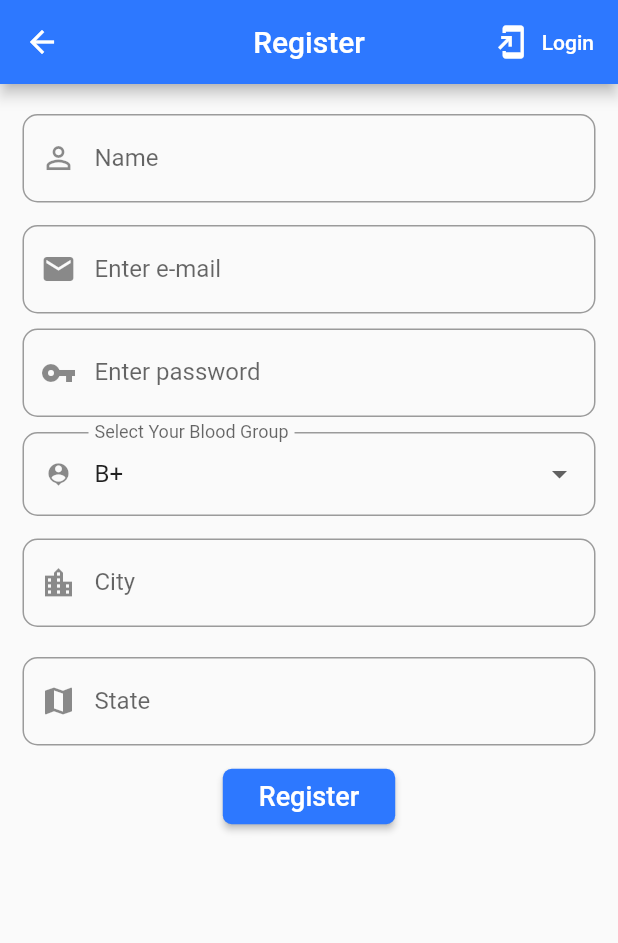
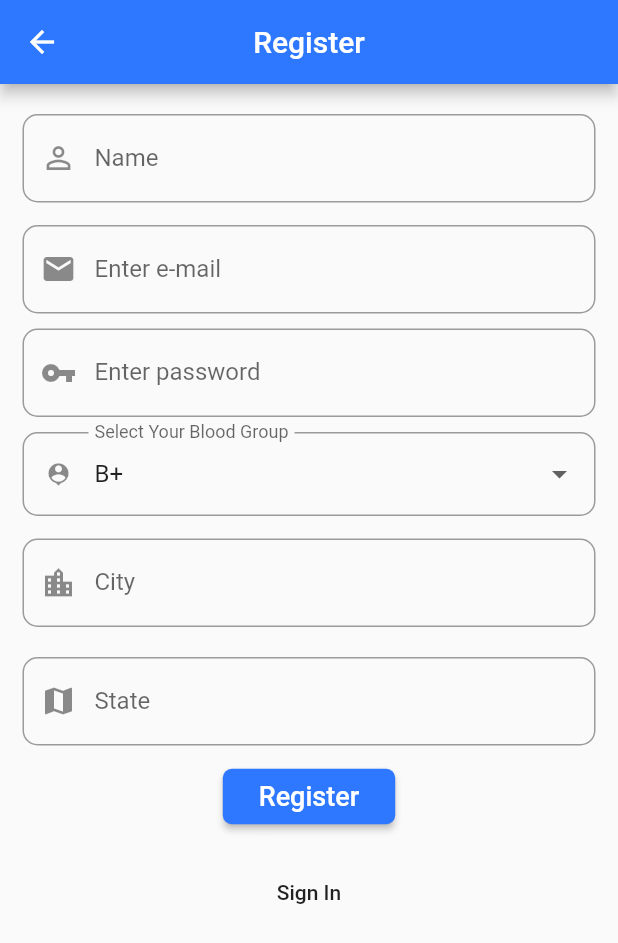
Before and after one commit to kishanhitk/aim, a Flutter app: the Register screen opened directly, on a phone screen of 412 x 824 dp. Shown: the top 943 px of the screen. Run offline on Flutter 3.47's test engine with Material 2 defaults, Android fonts, the phone set to English and light mode, and no system bars; our stand-ins replace cloud_firestore, firebase_auth, firebase_messaging, flutter_spinkit; accounts and stored records are empty; Roboto replaces fonts that are missing (Quicksand).

Commit message:
sign in page changes

```diff
--- a/lib/screens/Auth/login_page.dart
+++ b/lib/screens/Auth/login_page.dart
@@ -137,7 +137,7 @@ class _LoginPage extends State<LoginPage> {
                       child: Text('Create an account'),
                       onPressed: () {
                         setState(() {
-                          widget.toggleView();
+                          widget.toggleView(1);
                         });
                       },
                     )
--- a/lib/screens/Auth/register_page.dart
+++ b/lib/screens/Auth/register_page.dart
@@ -27,8 +27,8 @@ class _EmailRegister extends State<Register> {
     // dropdownitems.add(newItem);
     // }
     for (int i = 0; i < bloodgroups.length; i++) {
-      var newItem =
-          DropdownMenuItem(child: Text(bloodgroups[i]), value: bloodgroupsForDatabase[i]);
+      var newItem = DropdownMenuItem(
+          child: Text(bloodgroups[i]), value: bloodgroupsForDatabase[i]);
       dropdownitems.add(newItem);
     }
     return dropdownitems;
@@ -68,23 +68,6 @@ class _EmailRegister extends State<Register> {
             appBar: AppBar(
               title: Text('Register'),
               centerTitle: true,
-              actions: <Widget>[
-                FlatButton.icon(
-                  icon: Icon(
-                    Icons.add_to_home_screen,
-                    color: Colors.white,
-                  ),
-                  onPressed: () {
-                    setState(() {
-                      widget.toggleView();
-                    });
-                  },
-                  label: Text(
-                    'Login',
-                    style: TextStyle(color: Colors.white),
-                  ),
-                ),
-              ],
             ),
             body: Container(
               child: SingleChildScrollView(
@@ -236,10 +219,10 @@ class _EmailRegister extends State<Register> {
                         style: TextStyle(color: Colors.red),
                       ),
                       FlatButton(
-                        child: Text(''),
+                        child: Text('Sign In'),
                         onPressed: () {
                           setState(() {
-                            widget.toggleView();
+                            widget.toggleView(0);
                           });
                         },
                       ),
```
Also changed, not shown: lib/screens/Auth/auth_landing.dart (+11 -6 lines), lib/screens/Auth/community_login_page.dart (added), lib/screens/Auth/community_registere_page.dart (added), lib/screens/Auth/ngo_login_page.dart (added).
